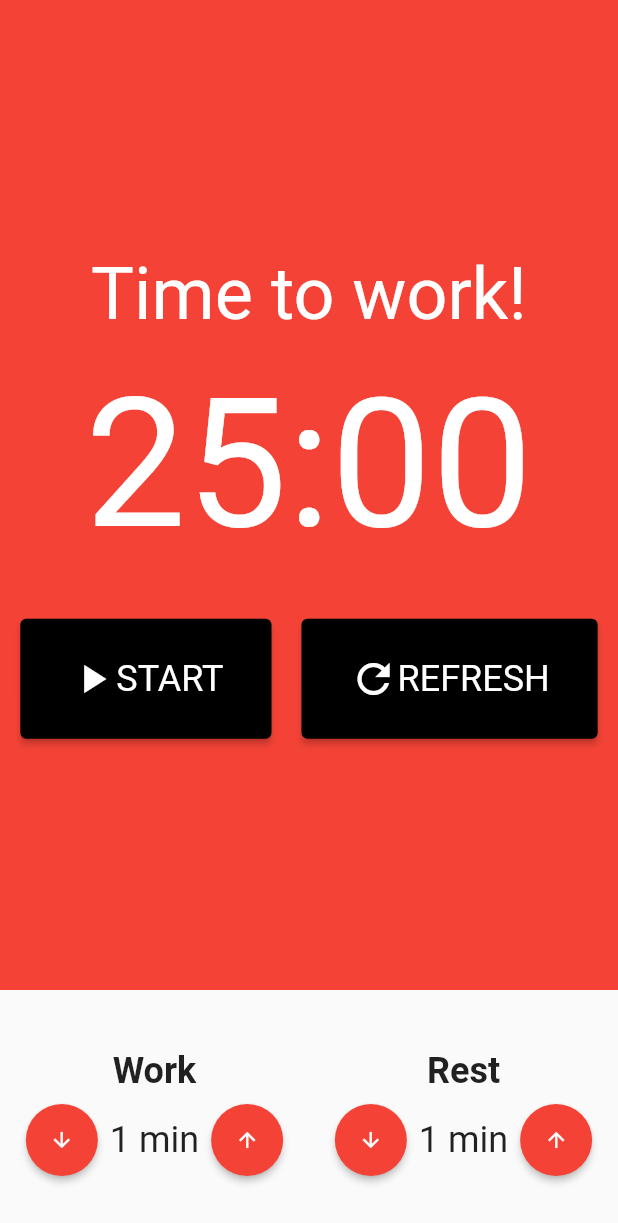
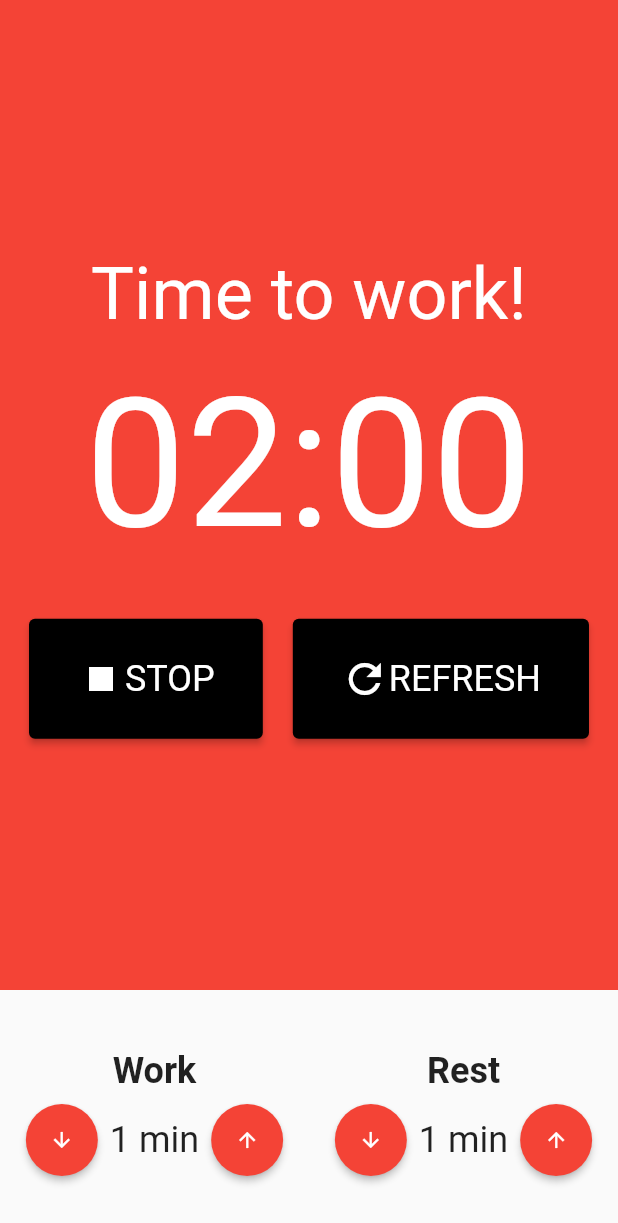
Before and after one commit to jon-coder/Pomodoro, a Flutter app: the screen it shows after launch, after a tap on "START", on a phone screen of 412 x 824 dp. Shown: the top 1223 px of the screen. Run offline on Flutter 3.47's test engine with Material 2 defaults, Android fonts, the phone set to English and light mode, and no system bars; our stand-ins replace flutter_mobx, google_fonts, mobx; generated files the repository leaves out were written again; Roboto replaces fonts that are missing (Oxygen).

Commit message:
🧩: add action to timer button component

```diff
--- a/lib/components/timer.dart
+++ b/lib/components/timer.dart
@@ -1,12 +1,17 @@
 import 'package:flutter/material.dart';
+import 'package:flutter_mobx/flutter_mobx.dart';
 import 'package:google_fonts/google_fonts.dart';
 import 'package:pomodoro/components/timer_button.dart';
+import 'package:pomodoro/store/pomodoro_store.dart';
+import 'package:provider/provider.dart';
 
 class Timer extends StatelessWidget {
   const Timer({Key? key}) : super(key: key);
 
   @override
   Widget build(BuildContext context) {
+    final store = Provider.of<PomodoroStore>(context);
+
     return Container(
       color: Colors.red,
       child: Column(
@@ -21,32 +26,43 @@ class Timer extends StatelessWidget {
           ),
           const SizedBox(height: 16),
           Text(
-            '25:00',
+            '${store.minutes.toString().padLeft(2, '0')}:${store.seconds.toString().padLeft(2, '0')}',
             style: GoogleFonts.oxygen(
               fontSize: 120,
               color: Colors.white,
             ),
           ),
           const SizedBox(height: 32),
-          Row(
+          Observer(
+            builder: (context) => Row(
               mainAxisAlignment: MainAxisAlignment.center,
-            children: const [
-              TimerButton(
+              children: [
+                if (!store.isRunning)
+                  Padding(
+                    padding: const EdgeInsets.only(right: 20),
+                    child: TimerButton(
                       title: 'START',
                       icon: Icons.play_arrow,
+                      action: store.startTimer,
                     ),
-              SizedBox(width: 10),
-              //TimerButton(
-              //title: 'STOP',
-              //icon: Icons.stop,
-              //),
-              SizedBox(width: 10),
+                  ),
+                if (store.isRunning)
+                  Padding(
+                    padding: const EdgeInsets.only(right: 20),
+                    child: TimerButton(
+                      title: 'STOP',
+                      icon: Icons.stop,
+                      action: store.stopTimer,
+                    ),
+                  ),
                 TimerButton(
                   title: 'REFRESH',
                   icon: Icons.refresh,
+                  action: store.refreshTimer,
                 ),
               ],
-          )
+            ),
+          ),
         ],
       ),
     );
--- a/lib/components/timer_button.dart
+++ b/lib/components/timer_button.dart
@@ -4,17 +4,19 @@ import 'package:google_fonts/google_fonts.dart';
 class TimerButton extends StatelessWidget {
   final String title;
   final IconData icon;
+  final void Function()? action;
 
   const TimerButton({
     Key? key,
     required this.title,
     required this.icon,
+    this.action,
   }) : super(key: key);
 
   @override
   Widget build(BuildContext context) {
     return ElevatedButton(
-        onPressed: () {},
+      onPressed: action,
       style: ElevatedButton.styleFrom(
         primary: Colors.black,
         textStyle: GoogleFonts.oxygen(fontSize: 24),
@@ -31,6 +33,7 @@ class TimerButton extends StatelessWidget {
           ),
           Text(title),
         ],
-        ));
+      ),
+    );
   }
 }
```
Also changed, not shown: lib/store/pomodoro_store.dart (+22 -0 lines), lib/store/pomodoro_store.g.dart. Lines whose indentation alone changed are shown as unchanged.
